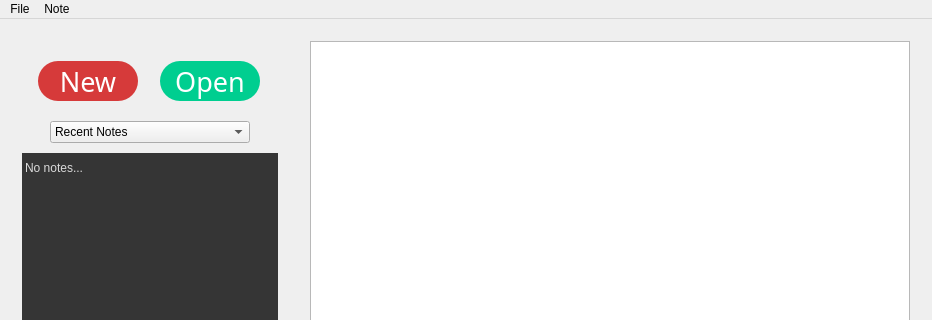
Above: mainwindow.ui from dhamith93/QuickNote before the change; both pictures show x 0 to 932 and y 0 to 320 of the 932 by 782 pixel window. Below: the same form after it.
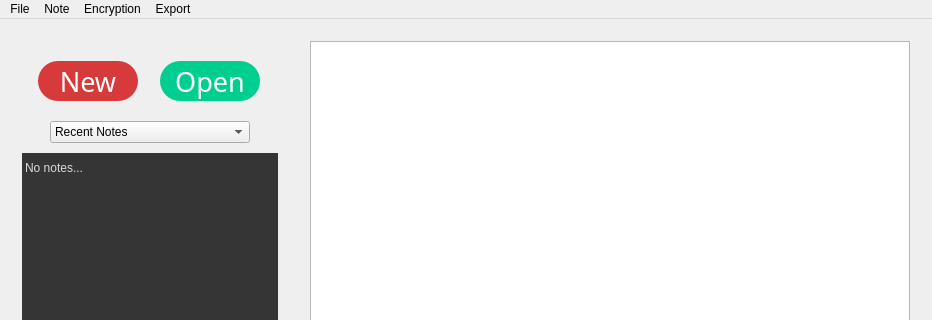
That is the form after the change. Custom widgets are drawn as their Qt base class.

What changed in the file:
```diff
--- a/mainwindow.ui
+++ b/mainwindow.ui
@@ -443,12 +443,25 @@
     <addaction name="actionMake_Unordered_List"/>
     <addaction name="actionMake_Ordered_List"/>
     <addaction name="actionCopy_selection_as_HTML"/>
-    <addaction name="actionExport_HTML"/>
+    <addaction name="actionShow_Word_Count"/>
+   </widget>
+   <widget class="QMenu" name="menuEncryption">
+    <property name="title">
+     <string>Encryption</string>
+    </property>
     <addaction name="actionEncrypt_note"/>
     <addaction name="actionDecrypt_Note"/>
    </widget>
+   <widget class="QMenu" name="menuExport">
+    <property name="title">
+     <string>Export</string>
+    </property>
+    <addaction name="actionExport_HTML"/>
+   </widget>
    <addaction name="menuOpen"/>
    <addaction name="menuNote"/>
+   <addaction name="menuEncryption"/>
+   <addaction name="menuExport"/>
   </widget>
   <action name="actionOpen">
    <property name="text">
```
Left out of the diff: 1 changed line with no effect on the pictures.
